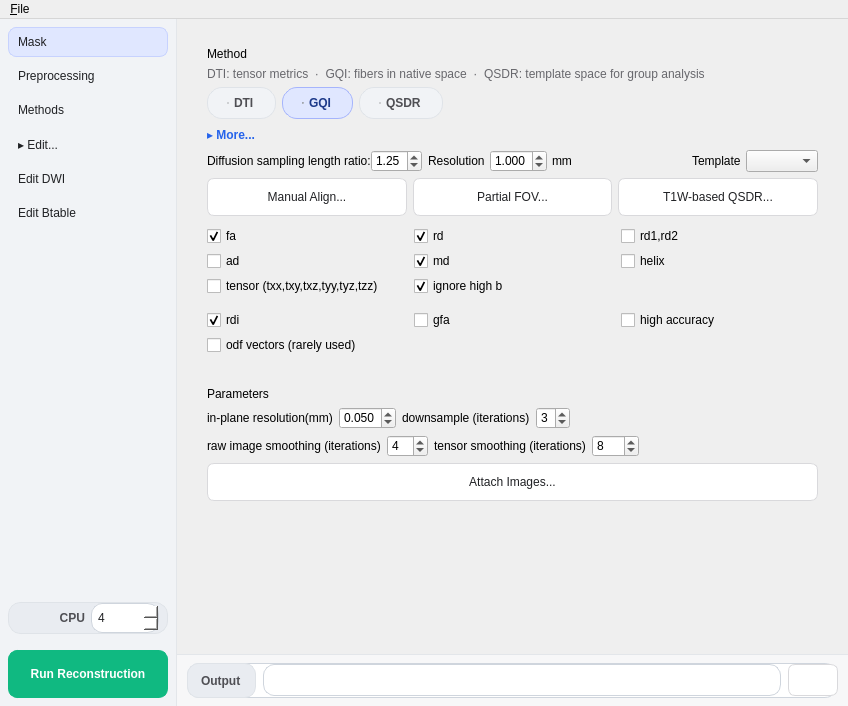
Qt form reconstruction/reconstruction_window.ui (frankyeh/DSI-Studio) before a commit.
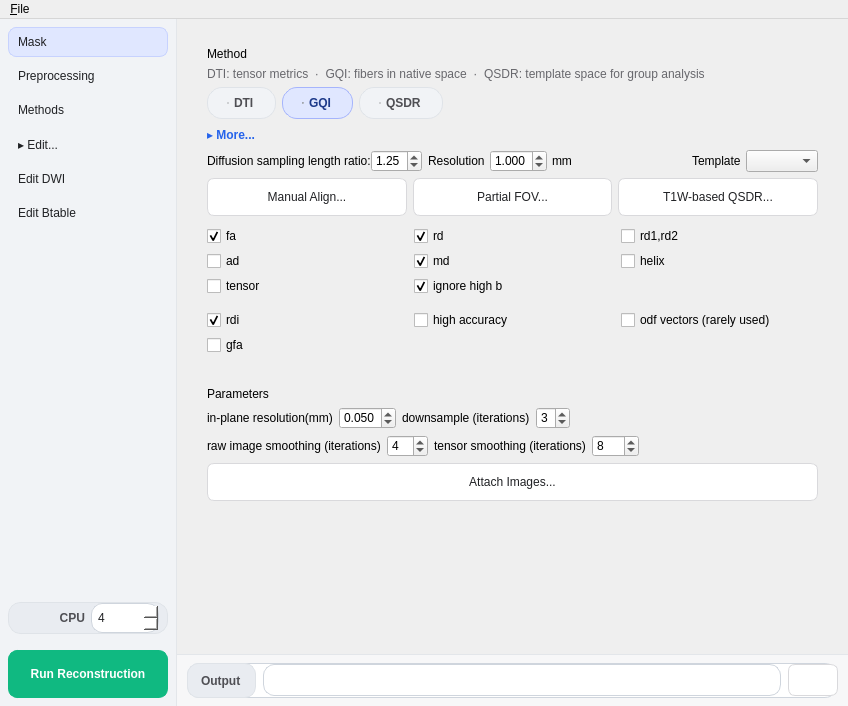
The same form after that commit. The open tabs and pages were chosen to show the change. Icons and pictures are not drawn.

Commit message: Keep High Accuracy adjacent to ODF and fit Tensor in three-column grid

```diff
--- a/reconstruction/reconstruction_window.ui
+++ b/reconstruction/reconstruction_window.ui
@@ -1374,14 +1374,14 @@
                      <item row="2" column="0">
                       <widget class="QCheckBox" name="output_tensor">
                        <property name="toolTip">
-                        <string>tensor</string>
-                       </property>
-                       <property name="statusTip">
-                        <string>tensor</string>
-                       </property>
-                       <property name="text">
                         <string>tensor (txx,txy,txz,tyy,tyz,tzz)</string>
                        </property>
+                       <property name="statusTip">
+                        <string>tensor</string>
+                       </property>
+                       <property name="text">
+                        <string>tensor</string>
+                       </property>
                       </widget>
                      </item>
                      <item row="2" column="1">
@@ -1435,7 +1435,7 @@
                        </property>
                       </widget>
                      </item>
-                     <item row="0" column="1">
+                     <item row="1" column="0">
                       <widget class="QCheckBox" name="output_gfa">
                        <property name="statusTip">
                         <string>gfa</string>
@@ -1445,7 +1445,7 @@
                        </property>
                       </widget>
                      </item>
-                     <item row="0" column="2">
+                     <item row="0" column="1">
                       <widget class="QCheckBox" name="high_accuracy">
                        <property name="statusTip">
                         <string>fixel</string>
@@ -1455,7 +1455,7 @@
                        </property>
                       </widget>
                      </item>
-                     <item row="1" column="0">
+                     <item row="0" column="2">
                       <widget class="QCheckBox" name="output_odf">
                        <property name="statusTip">
                         <string>odf</string>
```
